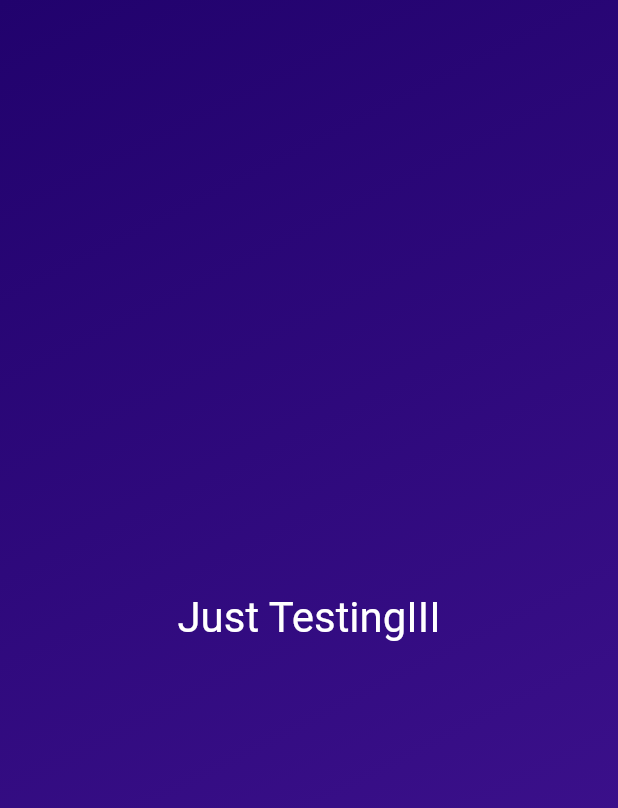
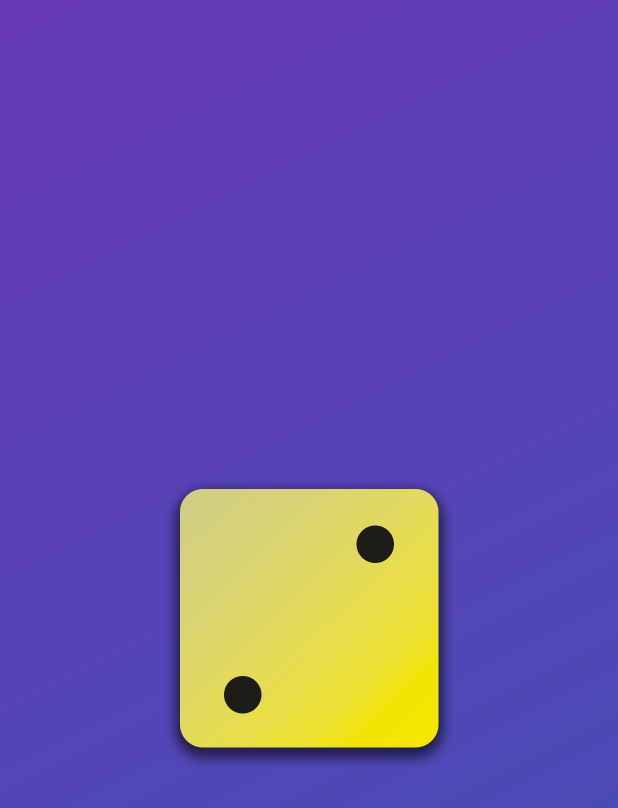
Before and after one commit to aniketicloud/flutter_first_app, a Flutter app: the screen it shows after launch, on a phone screen of 412 x 824 dp. Shown: the top 808 px of the screen. Run offline on Flutter 3.47's test engine with Material 2 defaults, Android fonts, the phone set to English and light mode, and no system bars.

Commit message:
displaying Images & multiple constructor functions

```diff
--- a/lib/gradient_container.dart
+++ b/lib/gradient_container.dart
@@ -1,12 +1,14 @@
 import 'package:flutter/material.dart';
-
-import 'package:flutter_first_app/styled_text.dart';
 
 const startAlignment = Alignment.topLeft;
 const endAlignment = Alignment.bottomRight;
 
 class GradientContainer extends StatelessWidget {
   const GradientContainer(this.color1, this.color2, {super.key});
+
+  const GradientContainer.purple({super.key})
+      : color1 = Colors.deepPurple,
+        color2 = Colors.indigo;
 
   final Color color1;
   final Color color2;
@@ -18,8 +20,11 @@ class GradientContainer extends StatelessWidget {
         gradient: LinearGradient(
             colors: [color1, color2], begin: startAlignment, end: endAlignment),
       ),
-      child: const Center(
-        child: StyledText('Just TestingIII'),
+      child: Center(
+        child: Image.asset(
+          'assets/images/dice-2.png',
+          width: 200,
+        ),
       ),
     );
   }
--- a/lib/main.dart
+++ b/lib/main.dart
@@ -6,10 +6,7 @@ void main() {
   runApp(
     const MaterialApp(
       home: Scaffold(
-        body: GradientContainer(
-          Color.fromARGB(255, 33, 2, 109),
-          Color.fromARGB(255, 68, 21, 149),
-        ),
+        body: GradientContainer.purple(),
       ),
     ),
   );
```
Also changed, not shown: pubspec.yaml (+7 -1 lines), assets/images/dice-1.png (added), assets/images/dice-2.png (added), assets/images/dice-3.png (added), assets/images/dice-4.png (added), assets/images/dice-5.png (added), assets/images/dice-6.png (added).
